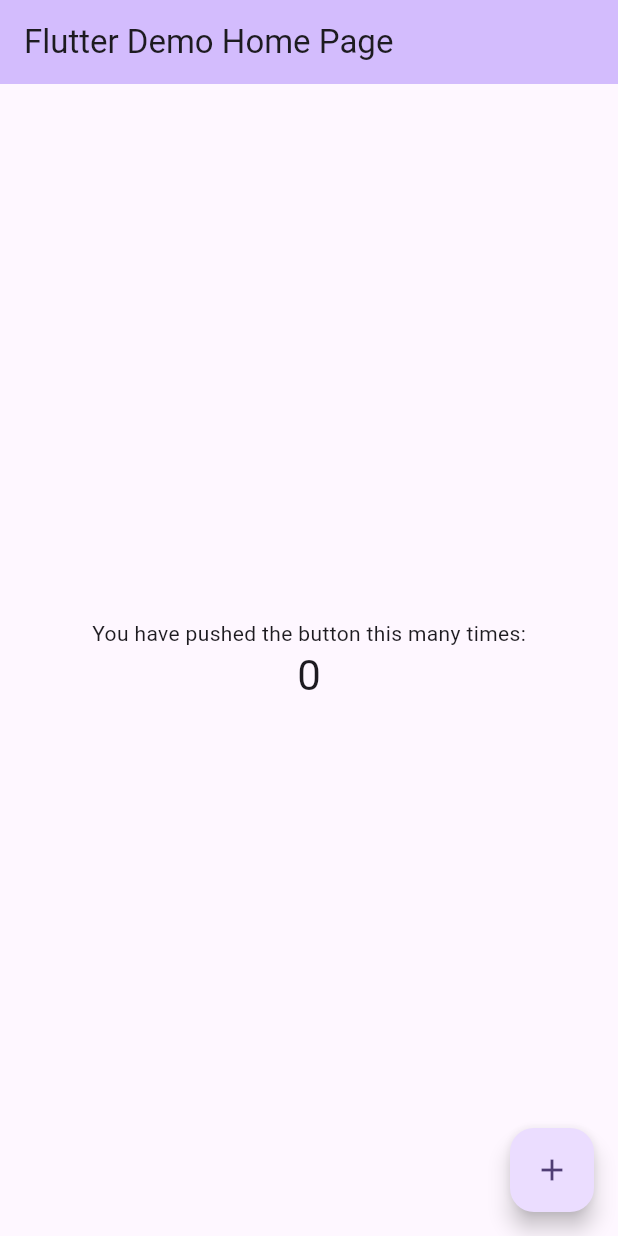
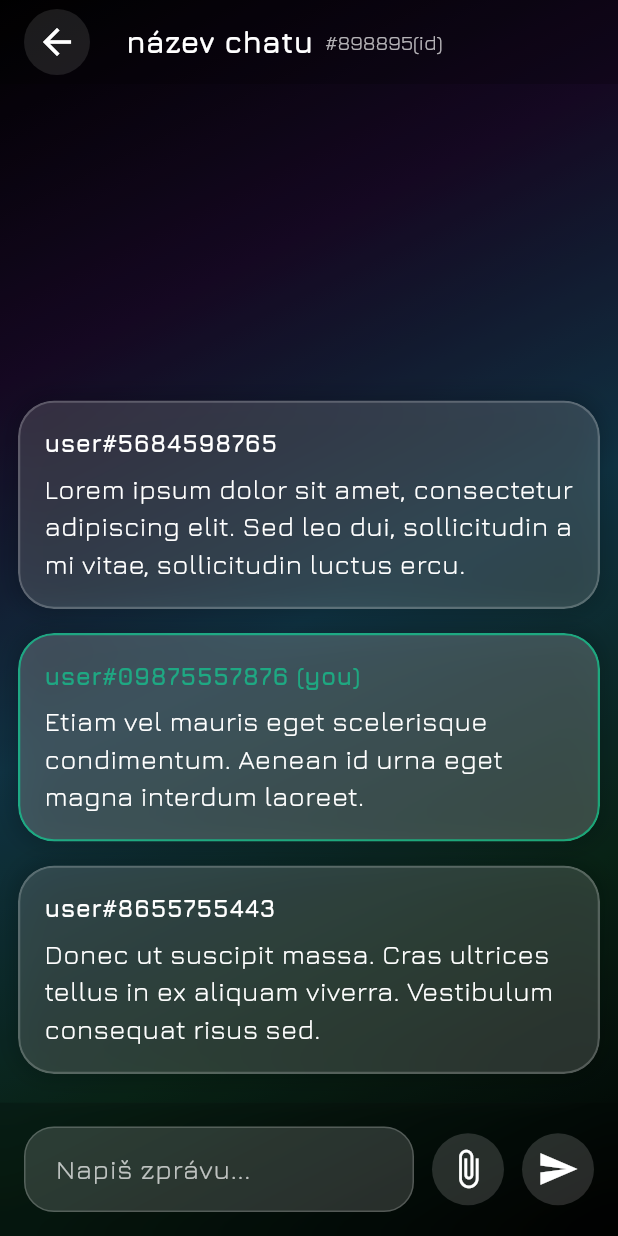
Before and after one commit to Michalovronka/Chat_Control_Preparation, a Flutter app: the screen it shows after launch, on a phone screen of 412 x 824 dp. Run offline on Flutter 3.47's test engine with Material 3 defaults, Android fonts, the phone set to English and light mode, and no system bars.

Commit message:
first fe commit-chatscreen

```diff
--- a/frontend/lib/main.dart
+++ b/frontend/lib/main.dart
@@ -1,7 +1,8 @@
 import 'package:flutter/material.dart';
+import 'screens/chat_screen.dart';
 
 void main() {
-  runApp(const MyApp());
+  runApp(MyApp());
 }
 
 class MyApp extends StatelessWidget {
@@ -10,56 +11,9 @@ class MyApp extends StatelessWidget {
   @override
   Widget build(BuildContext context) {
     return MaterialApp(
-      title: 'Flutter Demo',
-      theme: ThemeData(
-        colorScheme: ColorScheme.fromSeed(seedColor: Colors.deepPurple),
-      ),
-      home: const MyHomePage(title: 'Flutter Demo Home Page'),
+      title: 'ChatApp',
+      theme: ThemeData.dark(),
+      home: ChatScreen(),
     );
   }
 }
-
-class MyHomePage extends StatefulWidget {
-  const MyHomePage({super.key, required this.title});
-  final String title;
-
-  @override
-  State<MyHomePage> createState() => _MyHomePageState();
-}
-
-class _MyHomePageState extends State<MyHomePage> {
-  int _counter = 0;
-
-  void _incrementCounter() {
-    setState(() {
-      _counter++;
-    });
-  }
-
-  @override
-  Widget build(BuildContext context) {
-    return Scaffold(
-      appBar: AppBar(
-        backgroundColor: Theme.of(context).colorScheme.inversePrimary,
-        title: Text(widget.title),
-      ),
-      body: Center(
-        child: Column(
-          mainAxisAlignment: MainAxisAlignment.center,
-          children: <Widget>[
-            const Text('You have pushed the button this many times:'),
-            Text(
-              '$_counter',
-              style: Theme.of(context).textTheme.headlineMedium,
-            ),
-          ],
-        ),
-      ),
-      floatingActionButton: FloatingActionButton(
-        onPressed: _incrementCounter,
-        tooltip: 'Increment',
-        child: const Icon(Icons.add),
-      ),
-    );
-  }
-}
--- /dev/null
+++ b/frontend/lib/screens/chat_screen.dart
@@ -0,0 +1,225 @@
+import 'package:flutter/material.dart';
+import 'dart:ui';
+import '../widgets/glass_message_bubble.dart';
+
+class ChatScreen extends StatefulWidget {
+  @override
+  _ChatScreenState createState() => _ChatScreenState();
+}
+
+class _ChatScreenState extends State<ChatScreen> {
+  final TextEditingController _messageController = TextEditingController();
+  final List<Map<String, dynamic>> _messages = [
+    {
+      "sender": "user#5684598765",
+      "content":
+          "Lorem ipsum dolor sit amet, consectetur adipiscing elit. Sed leo dui, sollicitudin a mi vitae, sollicitudin luctus ercu.",
+      "isMe": false,
+    },
+    {
+      "sender": "user#09875557876 (you)",
+      "content":
+          "Etiam vel mauris eget scelerisque condimentum. Aenean id urna eget magna interdum laoreet.",
+      "isMe": true,
+    },
+    {
+      "sender": "user#8655755443",
+      "content":
+          "Donec ut suscipit massa. Cras ultrices tellus in ex aliquam viverra. Vestibulum consequat risus sed.",
+      "isMe": false,
+    },
+  ];
+
+  void _sendMessage() {
+    if (_messageController.text.isEmpty) return;
+    setState(() {
+      _messages.add({
+        "sender": "user#09875557876 (you)",
+        "content": _messageController.text,
+        "isMe": true,
+      });
+    });
+    _messageController.clear();
+    WidgetsBinding.instance.addPostFrameCallback((_) {
+      _scrollController.animateTo(
+        _scrollController.position.minScrollExtent,
+        duration: Duration(milliseconds: 300),
+        curve: Curves.easeOut,
+      );
+    });
+  }
+
+  final ScrollController _scrollController = ScrollController();
+
+  @override
+  Widget build(BuildContext context) {
+    return Scaffold(
+      extendBodyBehindAppBar: true,
+      appBar: AppBar(
+        backgroundColor: Colors.black.withOpacity(0.2),
+        elevation: 0,
+        leadingWidth: 60,
+        leading: Container(
+          margin: EdgeInsets.only(left: 16),
+          decoration: BoxDecoration(
+            color: Colors.white.withOpacity(0.1),
+            shape: BoxShape.circle,
+          ),
+          child: Center(
+            child: IconButton(
+              icon: Icon(Icons.arrow_back, color: Colors.white, size: 28),
+              onPressed: () {},
+            ),
+          ),
+        ),
+        title: Container(
+          margin: EdgeInsets.only(left: 8),
+          child: Row(
+            children: [
+              Text(
+                "název chatu",
+                style: TextStyle(
+                  fontFamily: 'Jura',
+                  color: Colors.white,
+                  fontWeight: FontWeight.bold,
+                  fontSize: 20,
+                ),
+              ),
+              SizedBox(width: 8),
+              Text(
+                "#898895(id)",
+                style: TextStyle(
+                  fontFamily: 'Jura',
+                  color: Colors.white70,
+                  fontSize: 14,
+                ),
+              ),
+            ],
+          ),
+        ),
+      ),
+
+      body: Stack(
+        children: [
+          //POZADÍ
+          Container(
+            decoration: BoxDecoration(
+              gradient: LinearGradient(
+                begin: Alignment.topLeft,
+                end: Alignment.bottomRight,
+                colors: [
+                  Colors.black,
+                  Color(0xFF1a0a2a),
+                  Color(0xFF133e52),
+                  Color(0xFF0a2a1a),
+                  Colors.black,
+                ],
+                stops: [0.0, 0.25, 0.5, 0.75, 1.0],
+              ),
+            ),
+          ),
+          Container(color: Colors.black.withOpacity(0.2)),
+          Positioned.fill(
+            child: ListView.builder(
+              reverse: true,
+              controller: _scrollController,
+              padding: EdgeInsets.only(bottom: 100),
+              itemCount: _messages.length,
+              itemBuilder: (context, index) {
+                final message = _messages[_messages.length - 1 - index];
+                return GlassMessageBubble(
+                  sender: message["sender"],
+                  content: message["content"],
+                  isMe: message["isMe"],
+                );
+              },
+            ),
+          ),
+          Positioned(
+            bottom: 0,
+            left: 0,
+            right: 0,
+            child: ClipRRect(
+              child: BackdropFilter(
+                filter: ImageFilter.blur(sigmaX: 12, sigmaY: 12),
+                child: Container(
+                  padding: EdgeInsets.symmetric(
+                    horizontal: 16,
+                    vertical: 16,
+                  ),
+                  color: Colors.black.withOpacity(0.2),
+                  child: Row(
+                    children: [
+                      Expanded(
+                        child: Container(
+                          decoration: BoxDecoration(
+                            color: Colors.white.withOpacity(0.15),
+                            borderRadius: BorderRadius.circular(20),
+                            border: Border.all(
+                              color: Colors.white.withOpacity(0.2),
+                            ),
+                          ),
+                          child: TextField(
+                            controller: _messageController,
+                            style: TextStyle(
+                              fontFamily: 'Jura',
+                              color: Colors.white,
+                              fontSize: 18, // Větší font
+                            ),
+                            decoration: InputDecoration(
+                              hintText: "Napiš zprávu...",
+                              hintStyle: TextStyle(
+                                fontFamily: 'Jura',
+                                color: Colors.white70,
+                                fontSize: 18, // Větší font
+                              ),
+                              border: InputBorder.none,
+                              contentPadding: EdgeInsets.symmetric(
+                                horizontal: 20,
+                                vertical: 14,
+                              ),
+                            ),
+                          ),
+                        ),
+                      ),
+                      SizedBox(width: 12),
+                      Container(
+                        decoration: BoxDecoration(
+                          color: Colors.white.withOpacity(0.15),
+                          shape: BoxShape.circle,
+                        ),
+                        child: IconButton(
+                          icon: Icon(
+                            Icons.attach_file,
+                            color: Colors.white,
+                            size: 28,
+                          ),
+                          onPressed: () {},
+                        ),
+                      ),
+                      SizedBox(width: 12),
+                      Container(
+                        decoration: BoxDecoration(
+                          color: Colors.white.withOpacity(0.15),
+                          shape: BoxShape.circle,
+                        ),
+                        child: IconButton(
+                          icon: Icon(
+                            Icons.send,
+                            color: Colors.white,
+                            size: 28,
+                          ), // Větší ikona
+                          onPressed: _sendMessage,
+                        ),
+                      ),
+                    ],
+                  ),
+                ),
+              ),
+            ),
+          ),
+        ],
+      ),
+    );
+  }
+}
--- /dev/null
+++ b/frontend/lib/widgets/glass_message_bubble.dart
@@ -0,0 +1,82 @@
+import 'package:flutter/material.dart';
+import 'dart:ui';
+
+class GlassMessageBubble extends StatelessWidget {
+  final String sender;
+  final String content;
+  final bool isMe;
+
+  const GlassMessageBubble({
+    Key? key,
+    required this.sender,
+    required this.content,
+    required this.isMe,
+  }) : super(key: key);
+
+  @override
+  Widget build(BuildContext context) {
+    return Align(
+      alignment: isMe ? Alignment.centerRight : Alignment.centerLeft,
+      child: Container(
+        margin: EdgeInsets.symmetric(vertical: 8, horizontal: 12),
+        decoration: BoxDecoration(
+          borderRadius: BorderRadius.circular(24),
+          boxShadow: [
+            BoxShadow(
+              color: Colors.black.withOpacity(0.2),
+              blurRadius: 12,
+              spreadRadius: 2,
+            ),
+          ],
+        ),
+        child: ClipRRect(
+          borderRadius: BorderRadius.circular(24),
+          child: BackdropFilter(
+            filter: ImageFilter.blur(sigmaX: 12, sigmaY: 12),
+            child: Container(
+              padding: EdgeInsets.all(16),
+              decoration: BoxDecoration(
+                color: isMe
+                    ? Colors.white.withOpacity(0.2)
+                    : Colors.white.withOpacity(0.15),
+                borderRadius: BorderRadius.circular(24),
+                border: Border.all(
+                  color: isMe
+                      ? const Color.fromARGB(255, 0, 255, 170).withOpacity(0.5)
+                      : Colors.white.withOpacity(0.2),
+                  width: 1.5,
+                ),
+              ),
+              child: Column(
+                crossAxisAlignment: CrossAxisAlignment.start,
+                children: [
+                  Text(
+                    sender,
+                    style: TextStyle(
+                      fontFamily: 'Jura',
+                      fontWeight: FontWeight.bold,
+                      color: isMe
+                          ? const Color.fromARGB(255, 0, 255, 170).withOpacity(0.5)
+                          : const Color.fromARGB(255, 255, 255, 255),
+                      fontSize: 16,
+                    ),
+                  ),
+                  SizedBox(height: 6),
+                  Text(
+                    content,
+                    style: TextStyle(
+                      fontFamily: 'Jura',
+                      color: Colors.white,
+                      fontSize: 18,
+                      height: 1.4,
+                    ),
+                  ),
+                ],
+              ),
+            ),
+          ),
+        ),
+      ),
+    );
+  }
+}
```
Also changed, not shown: frontend/pubspec.yaml (+7 -3 lines), frontend/fonts/Jura-VariableFont_wght.ttf (added).
